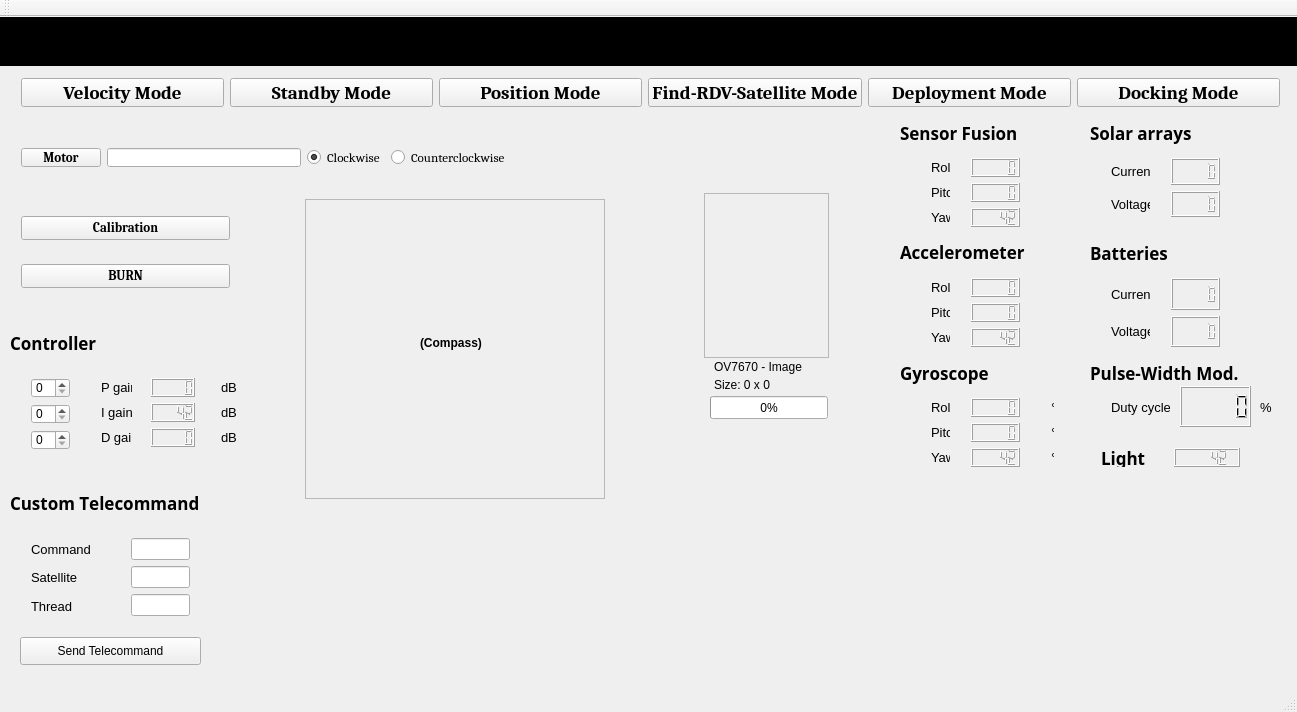
Old version of the form groundstation.ui in the repository Angele-/FloatSat_GroundStation.
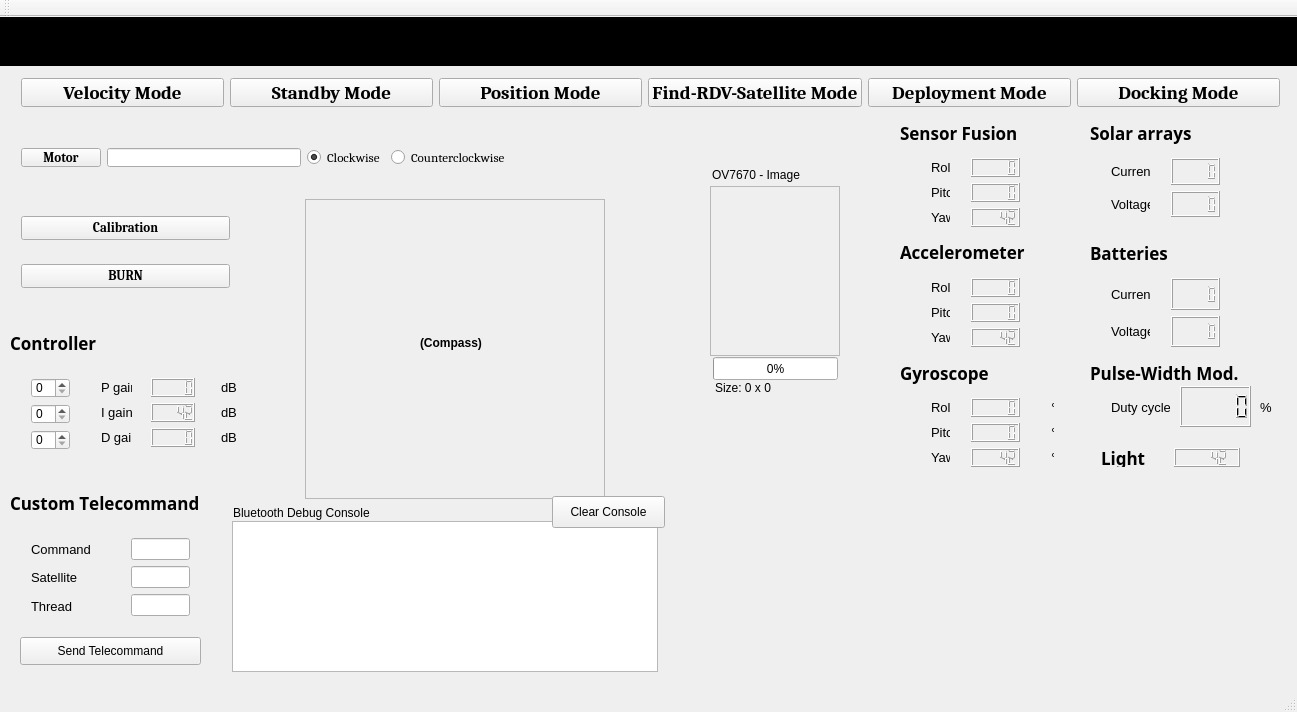
New version of the form.

Commit message: Added Picture Transmission via Bluetooth

```diff
--- a/groundstation.ui
+++ b/groundstation.ui
@@ -1426,10 +1426,10 @@
    <widget class="QFrame" name="pic_frame">
     <property name="geometry">
      <rect>
-      <x>704</x>
-      <y>176</y>
-      <width>125</width>
-      <height>165</height>
+      <x>710</x>
+      <y>169</y>
+      <width>130</width>
+      <height>170</height>
      </rect>
     </property>
     <property name="frameShape">
@@ -1441,8 +1441,8 @@
     <widget class="QLabel" name="picture">
      <property name="geometry">
       <rect>
-       <x>3</x>
-       <y>3</y>
+       <x>5</x>
+       <y>5</y>
        <width>120</width>
        <height>160</height>
       </rect>
@@ -1455,8 +1455,8 @@
    <widget class="QLabel" name="ov7670_lbl">
     <property name="geometry">
      <rect>
-      <x>714</x>
-      <y>342</y>
+      <x>712</x>
+      <y>150</y>
       <width>103</width>
       <height>16</height>
      </rect>
@@ -1468,8 +1468,8 @@
    <widget class="QLabel" name="img_size_lbl">
     <property name="geometry">
      <rect>
-      <x>714</x>
-      <y>360</y>
+      <x>715</x>
+      <y>363</y>
       <width>111</width>
       <height>16</height>
      </rect>
@@ -1481,9 +1481,9 @@
    <widget class="QProgressBar" name="picRecieveStatus">
     <property name="geometry">
      <rect>
-      <x>710</x>
-      <y>379</y>
-      <width>118</width>
+      <x>713</x>
+      <y>340</y>
+      <width>125</width>
       <height>23</height>
      </rect>
     </property>
@@ -1494,6 +1494,54 @@
      <number>0</number>
     </property>
    </widget>
+   <widget class="QPlainTextEdit" name="debugConsole">
+    <property name="geometry">
+     <rect>
+      <x>232</x>
+      <y>504</y>
+      <width>426</width>
+      <height>151</height>
+     </rect>
+    </property>
+    <property name="font">
+     <font>
+      <family>Monaco</family>
+      <pointsize>10</pointsize>
+     </font>
+    </property>
+    <property name="readOnly">
+     <bool>true</bool>
+    </property>
+    <property name="maximumBlockCount">
+     <number>0</number>
+    </property>
+   </widget>
+   <widget class="QLabel" name="debugConsoleLbl">
+    <property name="geometry">
+     <rect>
+      <x>233</x>
+      <y>488</y>
+      <width>157</width>
+      <height>16</height>
+     </rect>
+    </property>
+    <property name="text">
+     <string>Bluetooth Debug Console</string>
+    </property>
+   </widget>
+   <widget class="QPushButton" name="consoleClearBtn">
+    <property name="geometry">
+     <rect>
+      <x>552</x>
+      <y>479</y>
+      <width>113</width>
+      <height>32</height>
+     </rect>
+    </property>
+    <property name="text">
+     <string>Clear Console</string>
+    </property>
+   </widget>
   </widget>
   <widget class="QMenuBar" name="menuBar">
    <property name="geometry">
```
The commit also changes 6 other files.
